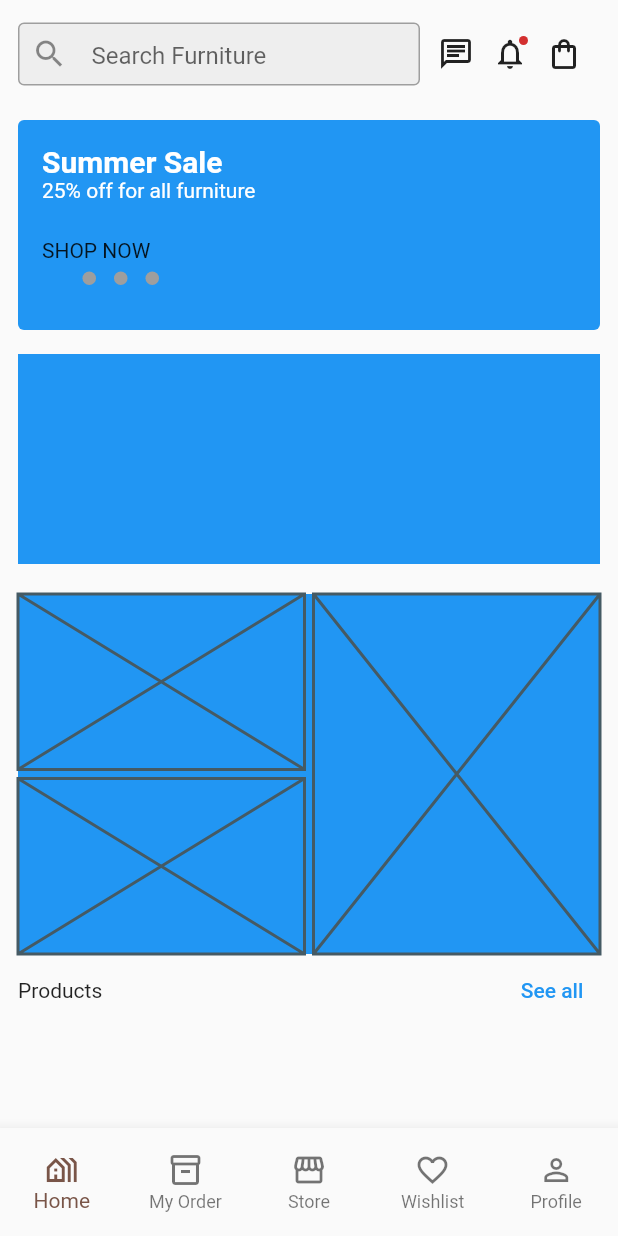
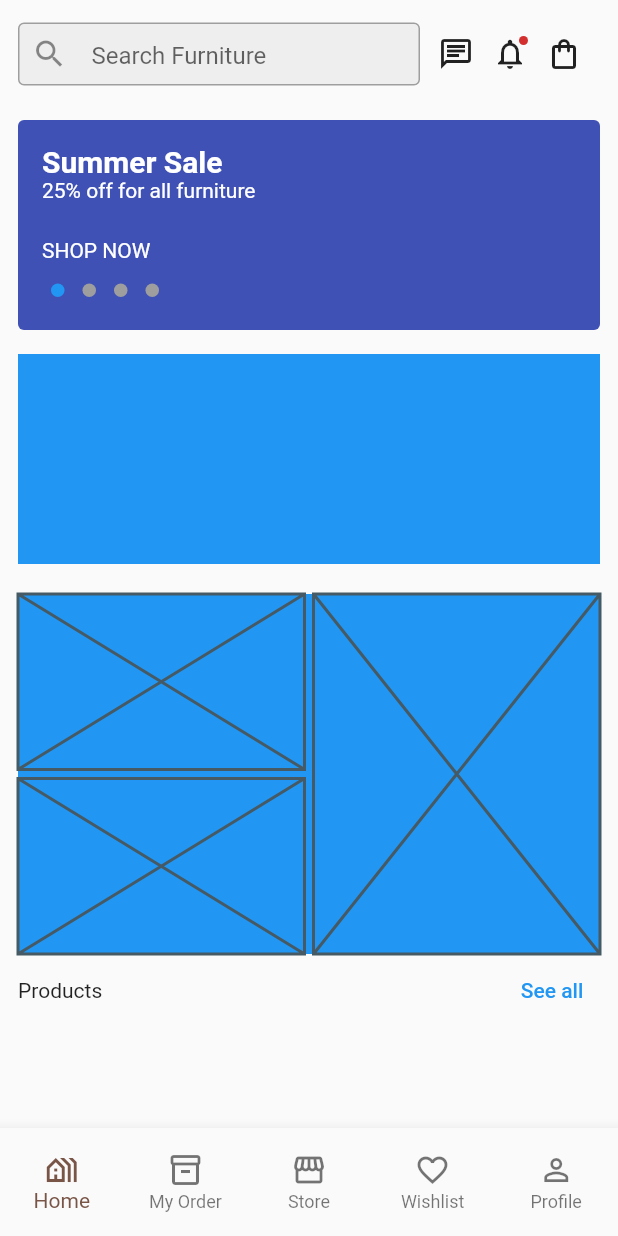
Before and after one commit to JAICHANGPARK/flutter_notebook_chapter_30, a Flutter app: the FurnitureMainPage screen opened directly, on a phone screen of 412 x 824 dp. Run offline on Flutter 3.47's test engine with Material 2 defaults, Android fonts, the phone set to English and light mode, and no system bars; drawn by our look-alikes of dots_indicator.

Commit message:
Update furniture_main_page.dart

```diff
--- a/lib/ep1505_furniture_store_app/view/furniture_main_page.dart
+++ b/lib/ep1505_furniture_store_app/view/furniture_main_page.dart
@@ -66,7 +66,7 @@ class _FurnitureMainPageState extends State<FurnitureMainPage> {
                         height: 140,
                         width: double.infinity,
                         decoration: BoxDecoration(
-                          color: Colors.blue,
+                          color: Colors.indigo,
                           borderRadius: BorderRadius.circular(4),
                         ),
                         padding: const EdgeInsets.all(16),
@@ -92,6 +92,12 @@ class _FurnitureMainPageState extends State<FurnitureMainPage> {
                             ),
                             const Text(
                               "SHOP NOW",
+                              style: TextStyle(
+                                color: Colors.white,
+                              ),
+                            ),
+                            SizedBox(
+                              height: 8,
                             ),
                             DotsIndicator(
                               dotsCount: 4,
```
